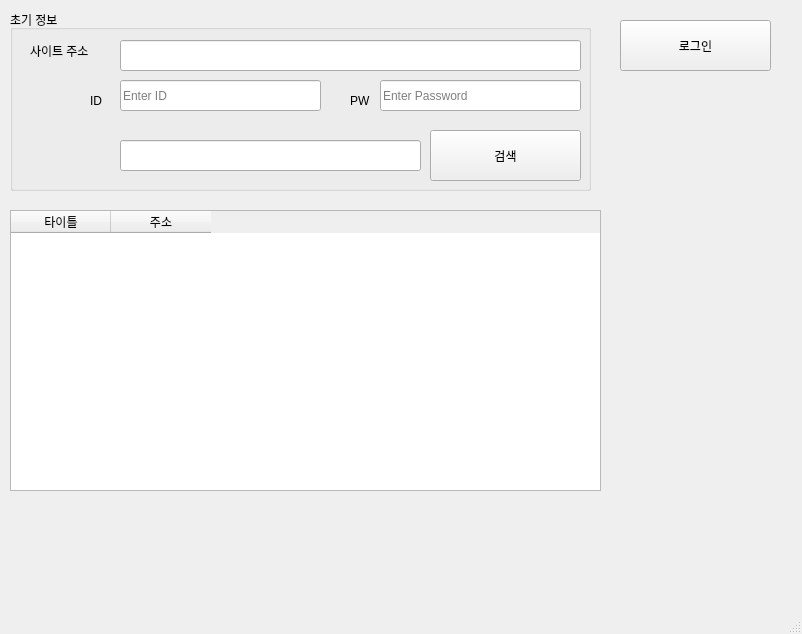
Qt form NaverCrawlUI/NaverCrawlUI.ui (kimhopepa/PythonPjt) before a commit.
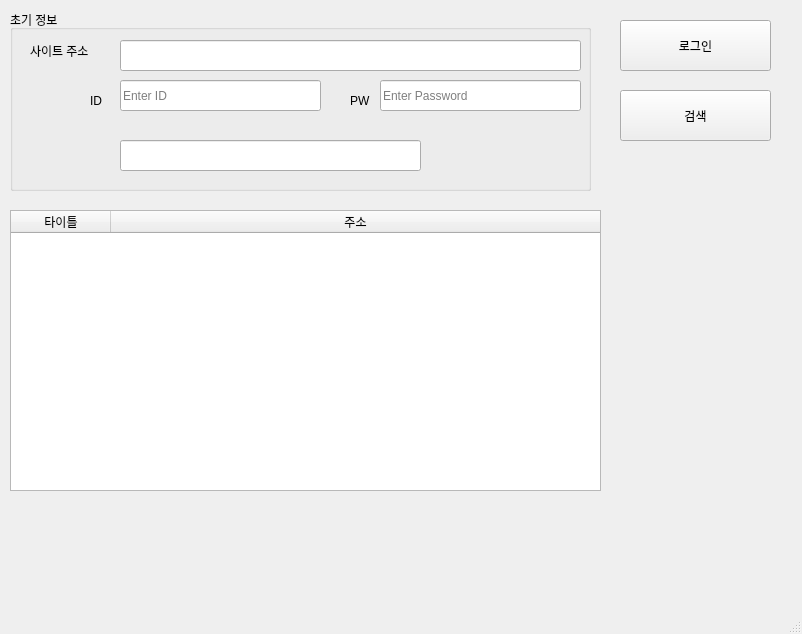
The same form after that commit.

What changed in the file:
```diff
--- a/NaverCrawlUI/NaverCrawlUI.ui
+++ b/NaverCrawlUI/NaverCrawlUI.ui
@@ -135,19 +135,6 @@
       <string/>
      </property>
     </widget>
-    <widget class="QPushButton" name="pushButton_Search">
-     <property name="geometry">
-      <rect>
-       <x>420</x>
-       <y>120</y>
-       <width>151</width>
-       <height>51</height>
-      </rect>
-     </property>
-     <property name="text">
-      <string>검색</string>
-     </property>
-    </widget>
     <widget class="QLineEdit" name="lineEdit_URL">
      <property name="geometry">
       <rect>
@@ -177,6 +164,15 @@
       <height>281</height>
      </rect>
     </property>
+    <property name="lineWidth">
+     <number>10</number>
+    </property>
+    <attribute name="horizontalHeaderCascadingSectionResizes">
+     <bool>false</bool>
+    </attribute>
+    <attribute name="horizontalHeaderStretchLastSection">
+     <bool>true</bool>
+    </attribute>
     <column>
      <property name="text">
       <string>타이틀</string>
@@ -188,6 +184,19 @@
      </property>
     </column>
    </widget>
+   <widget class="QPushButton" name="pushButton_Search">
+    <property name="geometry">
+     <rect>
+      <x>620</x>
+      <y>90</y>
+      <width>151</width>
+      <height>51</height>
+     </rect>
+    </property>
+    <property name="text">
+     <string>검색</string>
+    </property>
+   </widget>
    <zorder>groupBox</zorder>
    <zorder>pushButton_Connect</zorder>
    <zorder>tableWidget</zorder>
```
Left out of the diff: 1 changed line with no effect on the pictures.
